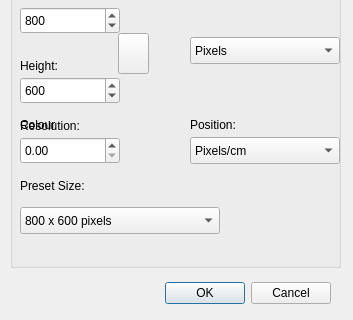
The window that src/NewDialog.ui (PhotoFlare/photoflare) describes before a commit, drawn with Qt 5; both pictures show x 0 to 353 and y 143 to 463 of the 353 by 463 pixel window.
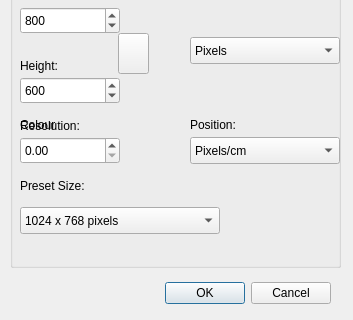
The same window after the commit. Icons and pictures are not drawn. Custom widgets are drawn as their Qt base class.

What changed in the file:
```diff
--- a/src/NewDialog.ui
+++ b/src/NewDialog.ui
@@ -147,7 +147,7 @@
     </rect>
    </property>
    <property name="currentIndex">
-    <number>2</number>
+    <number>3</number>
    </property>
    <item>
     <property name="text">
@@ -164,6 +164,11 @@
      <string>800 x 600 pixels</string>
     </property>
    </item>
+   <item>
+    <property name="text">
+     <string>1024 x 768 pixels</string>
+    </property>
+   </item>
   </widget>
   <widget class="QComboBox" name="imageWHcombo">
    <property name="geometry">
```
